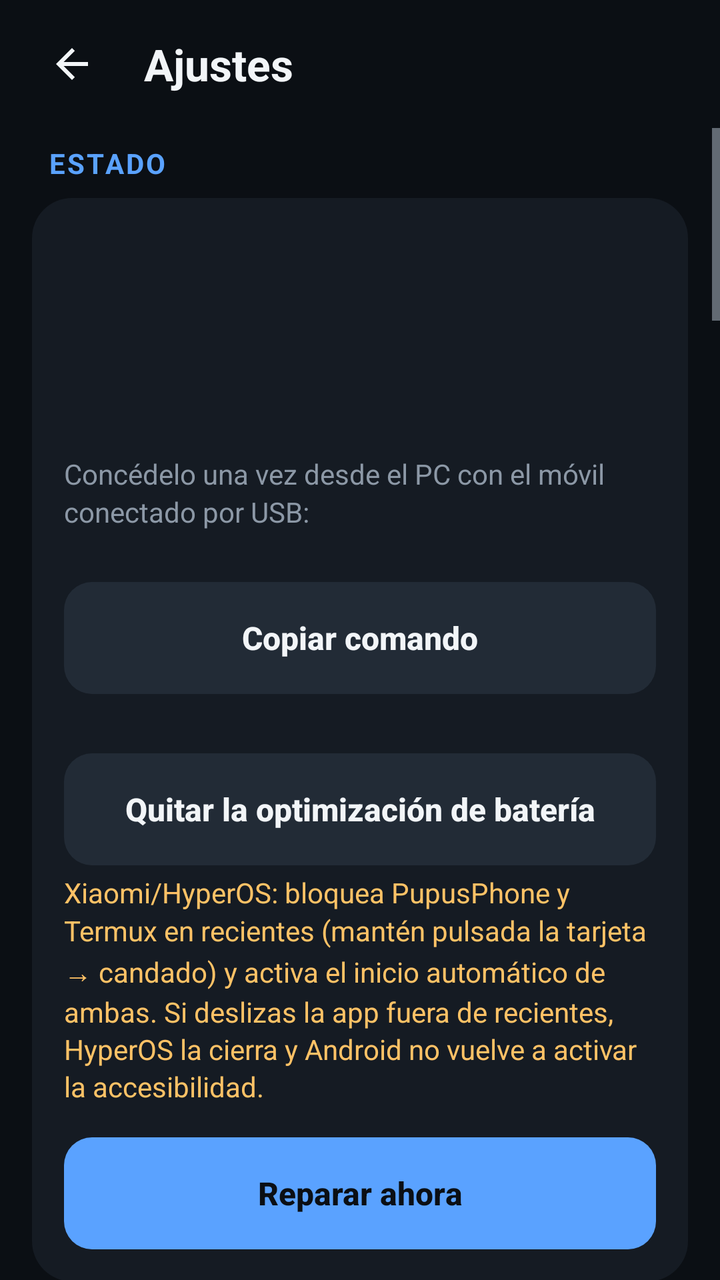
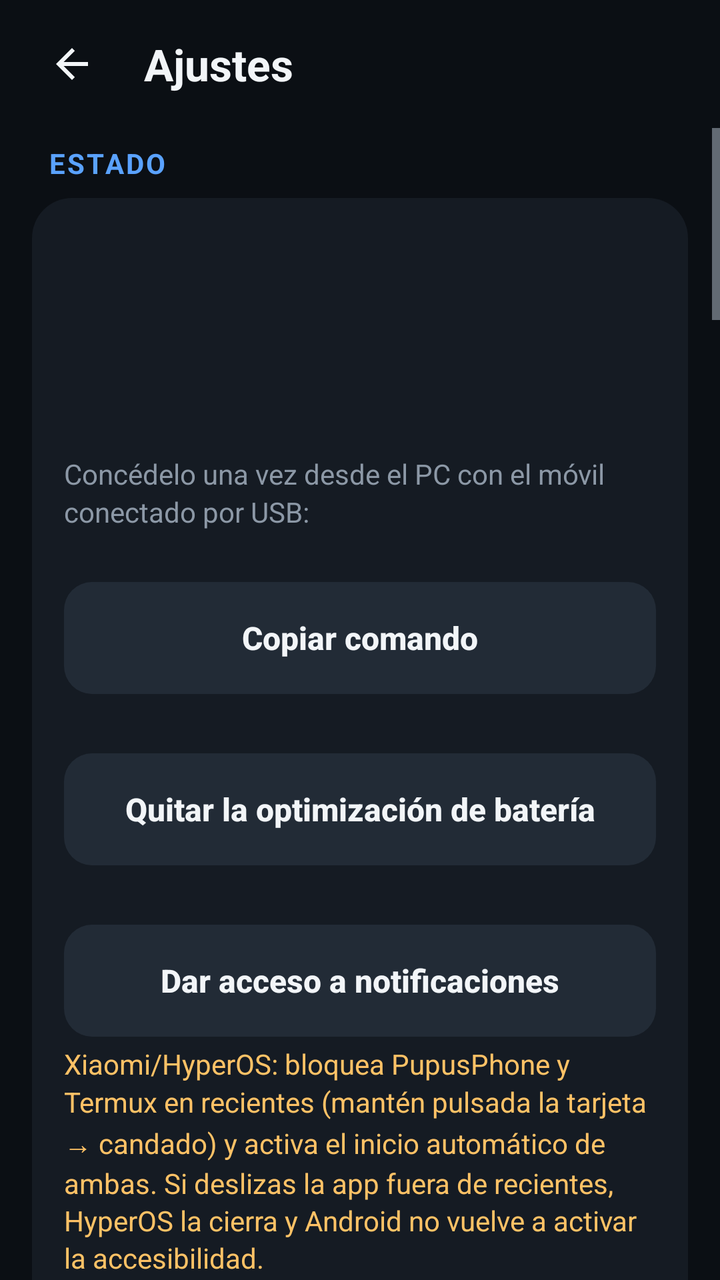

Before-and-after screenshots of an Android layout around one commit, followed by the original layout XML and the change that was made.
<!-- AndroidManifest.xml: application theme AppTheme -->
<!-- res/layout/activity_settings.xml -->
<?xml version="1.0" encoding="utf-8"?>
<LinearLayout xmlns:android="http://schemas.android.com/apk/res/android"
    android:layout_width="match_parent"
    android:layout_height="match_parent"
    android:background="@color/bg"
    android:fitsSystemWindows="true"
    android:orientation="vertical">

    <LinearLayout
        android:layout_width="match_parent"
        android:layout_height="64dp"
        android:gravity="center_vertical"
        android:orientation="horizontal"
        android:paddingStart="8dp">

        <ImageButton
            android:id="@+id/backButton"
            style="@style/IconButton"
            android:contentDescription="@string/back"
            android:src="@drawable/ic_arrow_back" />

        <TextView
            android:layout_width="wrap_content"
            android:layout_height="wrap_content"
            android:layout_marginStart="8dp"
            android:text="@string/settings"
            android:textColor="@color/text_primary"
            android:textSize="22sp"
            android:textStyle="bold" />
    </LinearLayout>

    <ScrollView
        android:layout_width="match_parent"
        android:layout_height="0dp"
        android:layout_weight="1">

        <LinearLayout
            android:layout_width="match_parent"
            android:layout_height="wrap_content"
            android:orientation="vertical"
            android:paddingStart="16dp"
            android:paddingEnd="16dp"
            android:paddingBottom="32dp">

            
            <TextView style="@style/GroupTitle" android:paddingTop="8dp" android:text="@string/group_status" />
            <LinearLayout style="@style/Card">
                <TextView android:id="@+id/diagA11yText" style="@style/BodyText" android:paddingTop="0dp" android:textStyle="bold" />
                <TextView android:id="@+id/diagApiText" style="@style/BodyText" />
                <TextView android:id="@+id/diagBridgeText" style="@style/BodyText" />
                <TextView android:id="@+id/diagTermuxText" style="@style/BodyText" />
                <TextView android:id="@+id/diagSecureText" style="@style/BodyText" />
                <LinearLayout
                    android:id="@+id/diagGrantGroup"
                    android:layout_width="match_parent"
                    android:layout_height="wrap_content"
                    android:orientation="vertical">
                    <TextView style="@style/HelpText" android:text="@string/diag_grant_help" />
                    <TextView
                        android:id="@+id/diagGrantCommand"
                        style="@style/BodyText"
                        android:fontFamily="monospace"
                        android:textIsSelectable="true"
                        android:textSize="13sp" />
                    <Button android:id="@+id/diagCopyGrantButton" style="@style/SecondaryButton" android:text="@string/diag_copy_command" />
                </LinearLayout>
                <TextView android:id="@+id/diagBatteryText" style="@style/BodyText" />
                <Button android:id="@+id/diagBatteryButton" style="@style/SecondaryButton" android:text="@string/diag_battery_request" />
                <TextView android:id="@+id/diagXiaomiTip" style="@style/HelpText" android:text="@string/diag_xiaomi_tip" android:textColor="@color/warning" />
                <Button android:id="@+id/diagRepairButton" style="@style/PrimaryButton" android:layout_marginTop="16dp" android:text="@string/diag_repair" />
            </LinearLayout>

            
            <TextView style="@style/GroupTitle" android:text="@string/group_connection" />
            <LinearLayout style="@style/Card">
                <TextView style="@style/FieldLabel" android:paddingTop="0dp" android:text="@string/bridge_url" />
                <EditText
                    android:id="@+id/bridgeUrlInput"
                    style="@style/SettingsInput"
                    android:hint="@string/bridge_url_hint"
                    android:importantForAutofill="no"
                    android:inputType="textUri" />
                <TextView style="@style/FieldLabel" android:text="@string/bridge_token" />
                <EditText
                    android:id="@+id/bridgeTokenInput"
                    style="@style/SettingsInput"
                    android:importantForAutofill="no"
                    android:inputType="textPassword" />
                <Switch
                    android:id="@+id/termuxSwitch"
                    style="@style/BodyText"
                    android:layout_marginTop="16dp"
                    android:minHeight="56dp"
                    android:text="@string/termux_launch"
                    android:textStyle="bold" />
                <TextView style="@style/FieldLabel" android:text="@string/termux_script_path" />
                <EditText
                    android:id="@+id/termuxPathInput"
                    style="@style/SettingsInput"
                    android:fontFamily="monospace"
                    android:importantForAutofill="no"
                    android:inputType="textUri"
                    android:textSize="14sp" />
                <TextView android:id="@+id/termuxStatusText" style="@style/BodyText" android:paddingTop="8dp" android:textStyle="bold" />
                <Button
                    android:id="@+id/termuxPermissionButton"
                    style="@style/SecondaryButton"
                    android:text="@string/termux_grant_permission"
                    android:visibility="gone" />
                <TextView style="@style/HelpText" android:text="@string/termux_launch_help" />
                <Button
                    android:id="@+id/termuxSetupButton"
                    style="@style/SecondaryButton"
                    android:layout_marginTop="12dp"
                    android:text="@string/termux_setup" />
                <TextView style="@style/HelpText" android:text="@string/termux_setup_help" />
                <TextView style="@style/FieldLabel" android:paddingTop="16dp" android:text="@string/navigation_apps" />
                <EditText
                    android:id="@+id/navigationAppsInput"
                    style="@style/SettingsInput"
                    android:fontFamily="monospace"
                    android:importantForAutofill="no"
                    android:inputType="textUri|textMultiLine"
                    android:textSize="14sp" />
                <TextView style="@style/HelpText" android:text="@string/navigation_apps_help" />
                <Button android:id="@+id/saveButton" style="@style/PrimaryButton" android:layout_marginTop="16dp" android:text="@string/save" />

                <TextView style="@style/FieldLabel" android:paddingTop="24dp" android:text="@string/device_token" />
                <TextView
                    android:id="@+id/deviceTokenText"
                    style="@style/BodyText"
                    android:fontFamily="monospace"
                    android:textSize="14sp" />
                <LinearLayout
                    android:layout_width="match_parent"
                    android:layout_height="wrap_content"
                    android:orientation="horizontal">
                    <Button
                        android:id="@+id/showTokenButton"
                        style="@style/SecondaryButton"
                        android:layout_width="0dp"
                        android:layout_marginEnd="4dp"
                        android:layout_weight="1"
                        android:text="@string/show" />
                    <Button
                        android:id="@+id/copyTokenButton"
                        style="@style/SecondaryButton"
                        android:layout_width="0dp"
                        android:layout_marginStart="4dp"
                        android:layout_weight="1"
                        android:text="@string/copy" />
                </LinearLayout>
                <Button android:id="@+id/regenerateTokenButton" style="@style/SecondaryButton" android:text="@string/regenerate_token" />

                <TextView style="@style/FieldLabel" android:paddingTop="24dp" android:text="@string/device_ips" />
                <TextView
                    android:id="@+id/ipText"
                    style="@style/BodyText"
                    android:fontFamily="monospace"
                    android:textIsSelectable="true"
                    android:textSize="14sp" />
            </LinearLayout>

            
            <TextView style="@style/GroupTitle" android:text="@string/group_voice" />
            <LinearLayout style="@style/Card">
                <TextView android:id="@+id/pauseLabel" style="@style/BodyText" android:textStyle="bold" />
                <SeekBar
                    android:id="@+id/pauseSeek"
                    android:layout_width="match_parent"
                    android:layout_height="56dp"
                    android:contentDescription="@string/pause_to_send_help" />
                <TextView style="@style/HelpText" android:text="@string/pause_to_send_help" />

                <TextView style="@style/BodyText" android:paddingTop="24dp" android:text="@string/recognizer_title" android:textStyle="bold" />
                <RadioGroup
                    android:id="@+id/recognizerGroup"
                    android:layout_width="match_parent"
                    android:layout_height="wrap_content"
                    android:paddingTop="8dp">
                    <RadioButton android:id="@+id/recognizerAuto" style="@style/Choice" android:text="@string/recognizer_auto" />
                    <RadioButton android:id="@+id/recognizerOnDevice" style="@style/Choice" android:text="@string/recognizer_on_device" />
                    <RadioButton android:id="@+id/recognizerDefault" style="@style/Choice" android:text="@string/recognizer_default" />
                </RadioGroup>

                <TextView android:id="@+id/ttsVolumeLabel" style="@style/BodyText" android:paddingTop="24dp" android:textStyle="bold" />
                <SeekBar
                    android:id="@+id/ttsVolumeSeek"
                    android:layout_width="match_parent"
                    android:layout_height="56dp"
                    android:contentDescription="@string/tts_volume_help" />
                <TextView style="@style/HelpText" android:text="@string/tts_volume_help" />

                <TextView android:id="@+id/minMediaLabel" style="@style/BodyText" android:paddingTop="24dp" android:textStyle="bold" />
                <SeekBar
                    android:id="@+id/minMediaSeek"
                    android:layout_width="match_parent"
                    android:layout_height="56dp"
                    android:contentDescription="@string/min_media_volume_help" />
                <TextView style="@style/HelpText" android:text="@string/min_media_volume_help" />

                <Switch
                    android:id="@+id/silentToneSwitch"
                    style="@style/BodyText"
                    android:layout_marginTop="16dp"
                    android:minHeight="56dp"
                    android:text="@string/silent_done_tone"
                    android:textStyle="bold" />
                <TextView style="@style/HelpText" android:text="@string/silent_done_tone_help" />
            </LinearLayout>

            
            <TextView style="@style/GroupTitle" android:text="@string/group_security" />
            <LinearLayout style="@style/Card">
                <Switch
                    android:id="@+id/allowLanSwitch"
                    style="@style/BodyText"
                    android:minHeight="56dp"
                    android:text="@string/allow_lan"
                    android:textStyle="bold" />
                <TextView style="@style/HelpText" android:text="@string/allow_lan_warning" android:textColor="@color/warning" />
            </LinearLayout>

            
            <TextView style="@style/GroupTitle" android:text="@string/group_permissions" />
            <LinearLayout style="@style/Card">
                <TextView android:id="@+id/accessibilityText" style="@style/BodyText" android:textStyle="bold" />
                <Button android:id="@+id/accessibilityButton" style="@style/SecondaryButton" android:layout_marginTop="16dp" android:text="@string/open_accessibility" />
                <Button android:id="@+id/batteryButton" style="@style/SecondaryButton" android:text="@string/open_battery" />
                <Button android:id="@+id/notificationAccessButton" style="@style/SecondaryButton" android:text="@string/open_notification_access" />
                <Button android:id="@+id/permissionsButton" style="@style/SecondaryButton" android:text="@string/grant_permissions" />
            </LinearLayout>
        </LinearLayout>
    </ScrollView>
</LinearLayout>
<!-- resources referenced by this layout -->
<resources>
  <color name="bg">#FF0B0F14</color>
  <color name="text_primary">#FFF2F5F8</color>
  <color name="warning">#FFFFC266</color>
  <string name="allow_lan">Permitir red local</string>
  <string name="back">Volver</string>
  <string name="bridge_token">Token del bridge</string>
  <string name="bridge_url">URL del bridge</string>
  <string name="bridge_url_hint">ws://100.64.0.1:8766/voice</string>
  <string name="copy">Copiar</string>
  <string name="device_ips">Direcciones IP del móvil</string>
  <string name="device_token">Token del dispositivo (device API)</string>
  <string name="diag_battery_request">Quitar la optimización de batería</string>
  <string name="diag_copy_command">Copiar comando</string>
  <string name="diag_grant_help">Concédelo una vez desde el PC con el móvil conectado por USB:</string>
  <string name="diag_repair">Reparar ahora</string>
  <string name="diag_xiaomi_tip">Xiaomi/HyperOS: bloquea PupusPhone y Termux en recientes (mantén pulsada la tarjeta → candado) y activa el inicio automático de ambas. Si deslizas la app fuera de recientes, HyperOS la cierra y Android no vuelve a activar la accesibilidad.</string>
  <string name="grant_permissions">Conceder permisos (micrófono y notificaciones)</string>
  <string name="group_connection">Conexión</string>
  <string name="group_permissions">Permisos</string>
  <string name="group_security">Seguridad</string>
  <string name="group_status">Estado</string>
  <string name="group_voice">Voz</string>
  <string name="min_media_volume_help">Si el volumen multimedia está por debajo, se sube mientras habla el asistente y se restaura al terminar.</string>
  <string name="navigation_apps">Apps de navegación</string>
  <string name="navigation_apps_help">En modo coche el botón flotante es grande; sobre estas apps vuelve a ser pequeño para no tapar el mapa. Nombres de paquete separados por comas.</string>
  <string name="open_accessibility">Abrir ajustes de accesibilidad</string>
  <string name="open_battery">Excluir de la optimización de batería</string>
  <string name="open_notification_access">Acceso a notificaciones (botón ♫ de Android Auto)</string>
  <string name="pause_to_send_help">Segundos de silencio tras los que se envía lo dictado.</string>
  <string name="recognizer_auto">Automático (en el dispositivo si tiene español)</string>
  <string name="recognizer_default">Forzar el servicio por defecto</string>
  <string name="recognizer_on_device">Forzar en el dispositivo</string>
  <string name="recognizer_title">Reconocedor de voz</string>
  <string name="regenerate_token">Regenerar token</string>
  <string name="save">Guardar</string>
  <string name="settings">Ajustes</string>
  <string name="show">Mostrar</string>
  <string name="silent_done_tone">Tono al terminar sin respuesta hablada</string>
  <string name="silent_done_tone_help">Cuando la orden se cumple sin nada que decir (pasar de canción, abrir una app…), el asistente no habla para no cortar la música.</string>
  <string name="termux_grant_permission">Conceder permiso de Termux</string>
  <string name="termux_launch">Arrancar el bridge en Termux</string>
  <string name="termux_script_path">Script de arranque en Termux</string>
  <string name="termux_setup">Configurar Termux</string>
  <string name="tts_volume_help">Volumen del sintetizador sobre el volumen multimedia, como el de «Ok Google». La música se atenúa mientras habla.</string>
  <color name="text_secondary">#FFB4BFCC</color>
  <color name="accent">#FF5AA2FF</color>
  <color name="text_tertiary">#FF8C98A6</color>
  <color name="on_accent">#FF0B0F14</color>
  <color name="surface">#FF151B23</color>
  <color name="ripple">#33FFFFFF</color>
  <color name="surface_high">#FF222B36</color>
  <color name="input">#FF0F141A</color>
  <color name="outline">#FF2E3947</color>
  <!-- unchanged entries left out for length: 20 -->
</resources>

<!-- the commit's change to res/layout/activity_settings.xml (unified diff, before → after) -->
@@ -66,6 +66,8 @@
                 </LinearLayout>
                 <TextView android:id="@+id/diagBatteryText" style="@style/BodyText" />
                 <Button android:id="@+id/diagBatteryButton" style="@style/SecondaryButton" android:text="@string/diag_battery_request" />
+                <TextView android:id="@+id/diagMusicText" style="@style/BodyText" />
+                <Button android:id="@+id/diagMusicButton" style="@style/SecondaryButton" android:text="@string/music_access_grant" />
                 <TextView android:id="@+id/diagXiaomiTip" style="@style/HelpText" android:text="@string/diag_xiaomi_tip" android:textColor="@color/warning" />
                 <Button android:id="@+id/diagRepairButton" style="@style/PrimaryButton" android:layout_marginTop="16dp" android:text="@string/diag_repair" />
             </LinearLayout>
@@ -227,7 +229,6 @@
                 <TextView android:id="@+id/accessibilityText" style="@style/BodyText" android:textStyle="bold" />
                 <Button android:id="@+id/accessibilityButton" style="@style/SecondaryButton" android:layout_marginTop="16dp" android:text="@string/open_accessibility" />
                 <Button android:id="@+id/batteryButton" style="@style/SecondaryButton" android:text="@string/open_battery" />
-                <Button android:id="@+id/notificationAccessButton" style="@style/SecondaryButton" android:text="@string/open_notification_access" />
                 <Button android:id="@+id/permissionsButton" style="@style/SecondaryButton" android:text="@string/grant_permissions" />
             </LinearLayout>
         </LinearLayout>
<!-- resource entries referenced after the edit -->
@@ -23,11 +23,11 @@
   <string name="group_status">Estado</string>
   <string name="group_voice">Voz</string>
   <string name="min_media_volume_help">Si el volumen multimedia está por debajo, se sube mientras habla el asistente y se restaura al terminar.</string>
+  <string name="music_access_grant">Dar acceso a notificaciones</string>
   <string name="navigation_apps">Apps de navegación</string>
   <string name="navigation_apps_help">En modo coche el botón flotante es grande; sobre estas apps vuelve a ser pequeño para no tapar el mapa. Nombres de paquete separados por comas.</string>
   <string name="open_accessibility">Abrir ajustes de accesibilidad</string>
   <string name="open_battery">Excluir de la optimización de batería</string>
-  <string name="open_notification_access">Acceso a notificaciones (botón ♫ de Android Auto)</string>
   <string name="pause_to_send_help">Segundos de silencio tras los que se envía lo dictado.</string>
   <string name="recognizer_auto">Automático (en el dispositivo si tiene español)</string>
   <string name="recognizer_default">Forzar el servicio por defecto</string>
